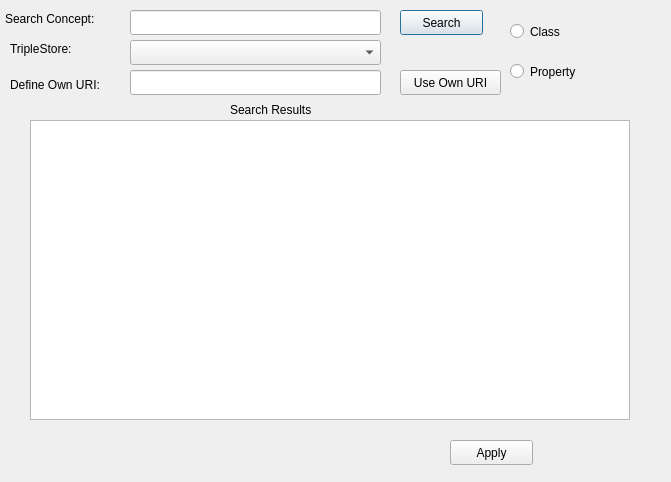
Qt form dialogs/ui/searchdialog.ui (sparqlunicorn/sparqlunicornGoesGIS) before a commit.
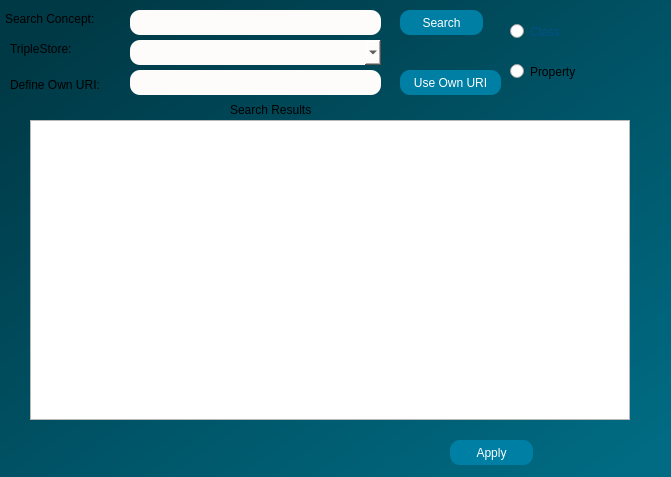
The same form after that commit.

Patch:
```diff
--- a/dialogs/ui/searchdialog.ui
+++ b/dialogs/ui/searchdialog.ui
@@ -7,12 +7,16 @@
     <x>0</x>
     <y>0</y>
     <width>671</width>
-    <height>482</height>
+    <height>477</height>
    </rect>
   </property>
   <property name="windowTitle">
    <string>Dialog</string>
   </property>
+  <property name="styleSheet">
+   <string notr="true">QObject#SearchDialog{
+background-color:qlineargradient(spread:pad, x1:0, y1:0, x2:1, y2:1, stop:0.0795455 rgba(0, 57, 70, 255), stop:0.5625 rgba(0, 85, 104, 255), stop:0.954545 rgba(0, 107, 131, 255));}</string>
+  </property>
   <widget class="QLineEdit" name="conceptSearchEdit">
    <property name="geometry">
     <rect>
@@ -22,6 +26,13 @@
      <height>25</height>
     </rect>
    </property>
+   <property name="styleSheet">
+    <string notr="true">background-color: rgb(253, 252, 250);
+
+border-radius:10px;
+
+border-color:rgb(45, 45, 45);</string>
+   </property>
   </widget>
   <widget class="QLabel" name="conceptSearchLabel">
    <property name="geometry">
@@ -58,6 +69,13 @@
      <height>25</height>
     </rect>
    </property>
+   <property name="styleSheet">
+    <string notr="true">background-color: rgb(253, 252, 250);
+
+border-radius:10px;
+
+border-color:rgb(45, 45, 45);</string>
+   </property>
   </widget>
   <widget class="QRadioButton" name="findConcept">
    <property name="geometry">
@@ -68,6 +86,9 @@
      <height>23</height>
     </rect>
    </property>
+   <property name="styleSheet">
+    <string notr="true">color:rgb(0, 81, 135);</string>
+   </property>
    <property name="text">
     <string>Class</string>
    </property>
@@ -94,6 +115,11 @@
      <height>25</height>
     </rect>
    </property>
+   <property name="styleSheet">
+    <string notr="true">background-color:rgb(0, 127, 165);
+border-radius:10px;
+color: rgb(255, 255, 255);</string>
+   </property>
    <property name="text">
     <string>Search</string>
    </property>
@@ -120,6 +146,11 @@
      <height>25</height>
     </rect>
    </property>
+   <property name="styleSheet">
+    <string notr="true">background-color:rgb(0, 127, 165);
+border-radius:10px;
+color: rgb(255, 255, 255);</string>
+   </property>
    <property name="text">
     <string>Apply</string>
    </property>
@@ -143,6 +174,13 @@
      <height>25</height>
     </rect>
    </property>
+   <property name="styleSheet">
+    <string notr="true">background-color: rgb(253, 252, 250);
+
+border-radius:10px;
+
+border-color:rgb(45, 45, 45);</string>
+   </property>
   </widget>
   <widget class="QPushButton" name="costumpropertyButton">
    <property name="geometry">
@@ -153,6 +191,11 @@
      <height>25</height>
     </rect>
    </property>
+   <property name="styleSheet">
+    <string notr="true">background-color:rgb(0, 127, 165);
+border-radius:10px;
+color: rgb(255, 255, 255);</string>
+   </property>
    <property name="text">
     <string>Use Own URI</string>
    </property>
```
